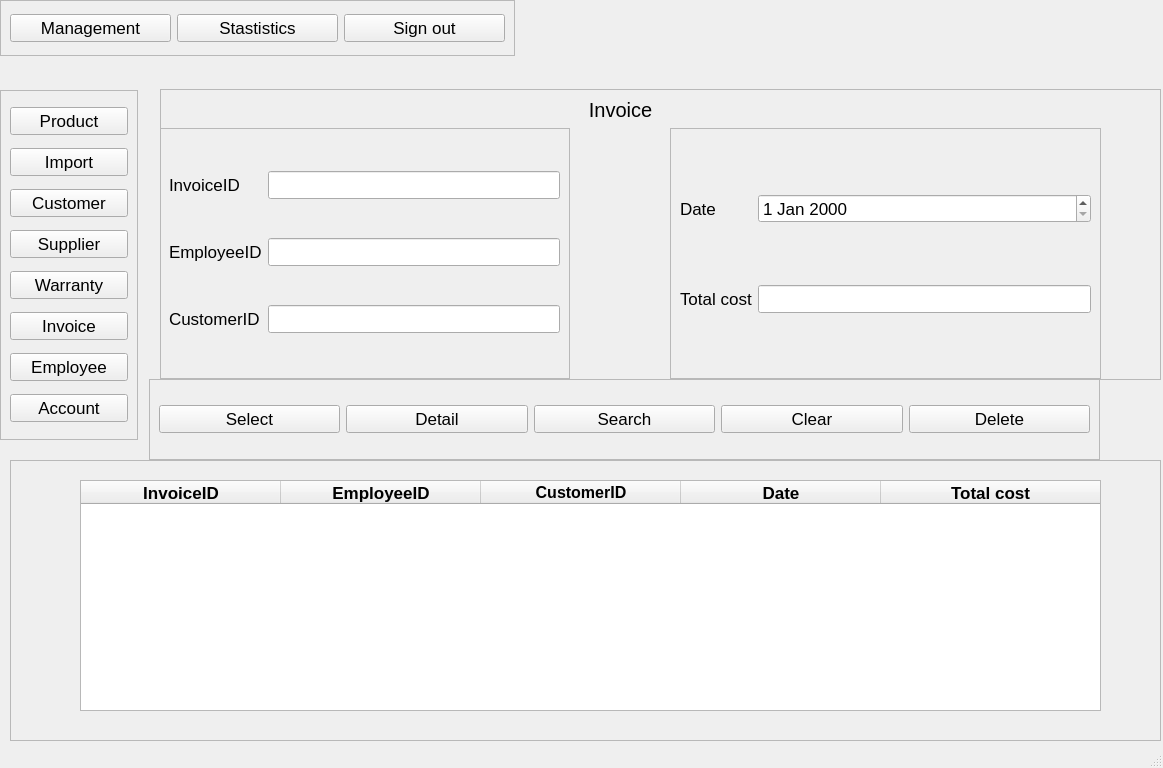
Above: src/View/VIewUI/InvoiceAdmin.ui from Hai1205/ComputerStore-Python- before the change. Below: the same form after it.
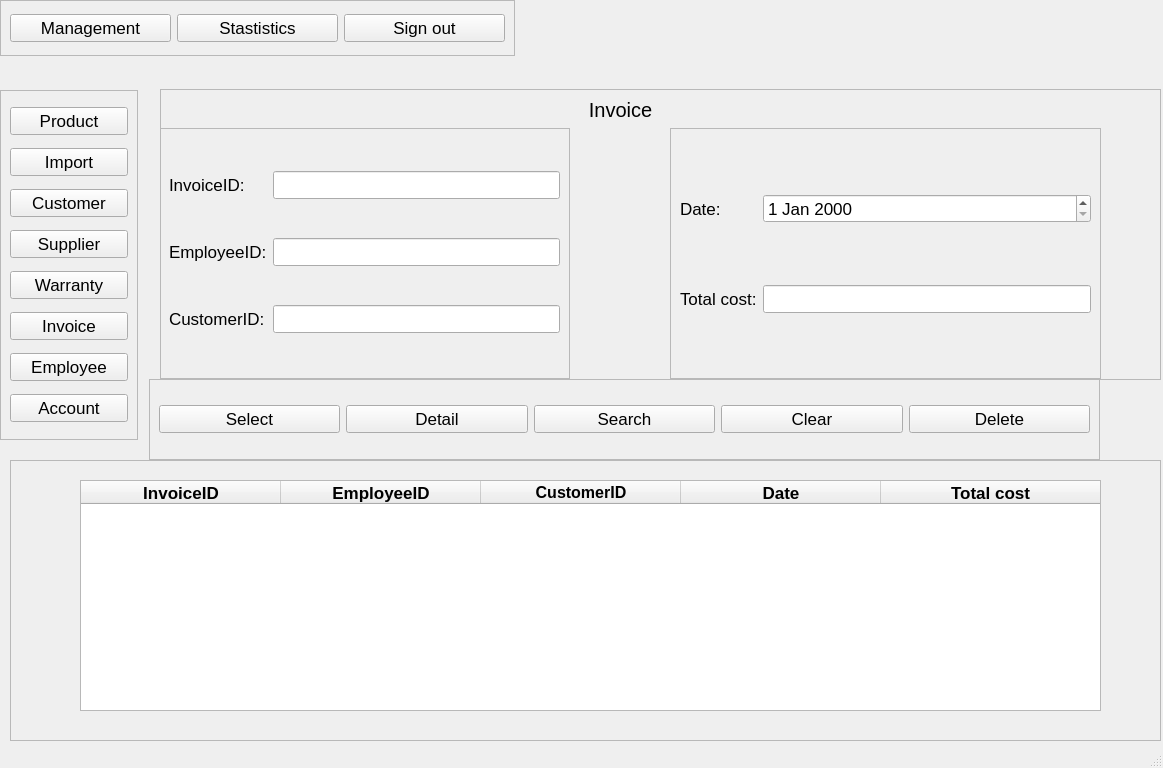
That is the form after the change.

```diff
--- a/src/View/VIewUI/InvoiceAdmin.ui
+++ b/src/View/VIewUI/InvoiceAdmin.ui
@@ -195,7 +195,7 @@
       <item row="1" column="0">
        <widget class="QLabel" name="label_3">
         <property name="text">
-         <string>EmployeeID</string>
+         <string>EmployeeID:</string>
         </property>
        </widget>
       </item>
@@ -205,14 +205,14 @@
       <item row="0" column="0">
        <widget class="QLabel" name="label_2">
         <property name="text">
-         <string>InvoiceID</string>
+         <string>InvoiceID:</string>
         </property>
        </widget>
       </item>
       <item row="2" column="0">
        <widget class="QLabel" name="label_6">
         <property name="text">
-         <string>CustomerID</string>
+         <string>CustomerID:</string>
         </property>
        </widget>
       </item>
@@ -243,14 +243,14 @@
       <item row="0" column="0">
        <widget class="QLabel" name="label_5">
         <property name="text">
-         <string>Date</string>
+         <string>Date:</string>
         </property>
        </widget>
       </item>
       <item row="1" column="0">
        <widget class="QLabel" name="label_4">
         <property name="text">
-         <string>Total cost</string>
+         <string>Total cost:</string>
         </property>
        </widget>
       </item>
```
